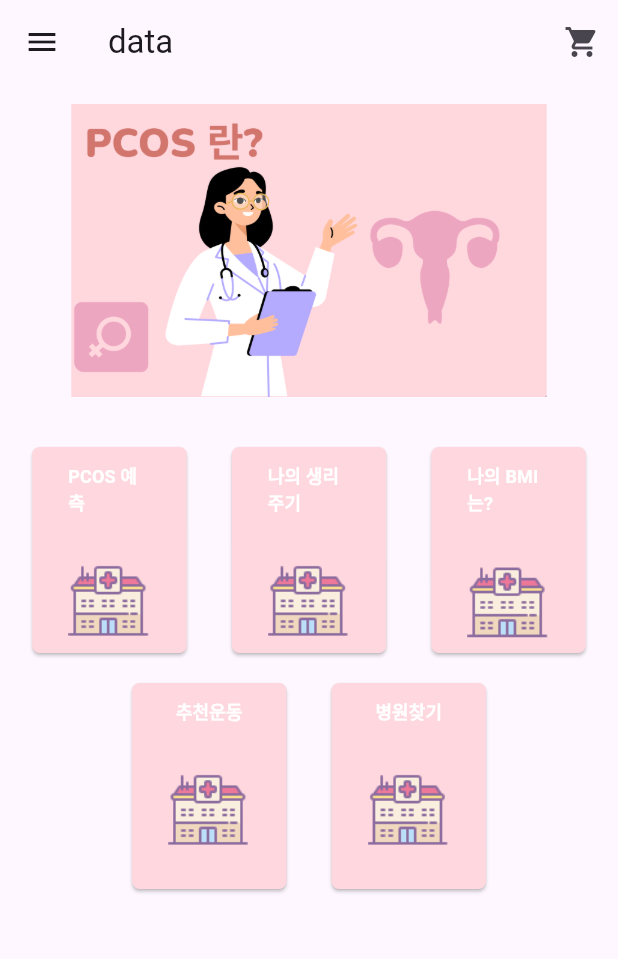
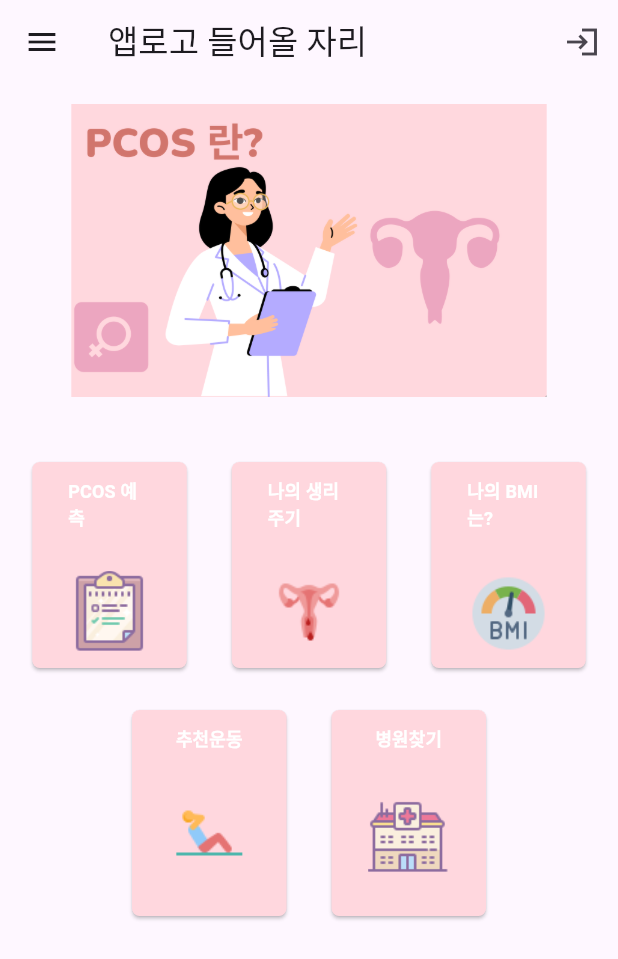
Before and after one commit to zlzlwn/Ovary-testName-, a Flutter app: the screen it shows after launch, on a phone screen of 412 x 824 dp. Shown: the top 959 px of the screen. Run offline on Flutter 3.47's test engine with Material 3 defaults, Android fonts, the light colour scheme and no system bars; our stand-ins replace get, get_storage; missing offline and left inert: speedometer_chart; Roboto replaces fonts that are missing (yd).

Commit message:
home화면 update2024-04-18 10:53
home화면 update2024-04-18 10:53

```diff
--- a/ovary_app/lib/view/home.dart
+++ b/ovary_app/lib/view/home.dart
@@ -13,13 +13,13 @@ class Home extends StatelessWidget {
   Widget build(BuildContext context) {
     return Scaffold(
       appBar: AppBar(
-        title: const Text('data'),
+        title: const Text('앱로고 들어올 자리'),
         actions: [
           IconButton(
             onPressed: () {
               Get.to(const LogIn());
             },
-            icon: const Icon(Icons.shopping_cart),
+            icon: const Icon(Icons.login_sharp),
           ),
 
         ],
--- a/ovary_app/lib/view/hospital_map.dart
+++ b/ovary_app/lib/view/hospital_map.dart
@@ -1,4 +1,5 @@
 import 'package:flutter/material.dart';
+import 'package:ovary_app/widget/appbar/hospital_map_appbar.dart';
 
 class HospitalMap extends StatelessWidget {
   const HospitalMap({super.key});
@@ -6,9 +7,7 @@ class HospitalMap extends StatelessWidget {
   @override
   Widget build(BuildContext context) {
     return Scaffold(
-      appBar: AppBar(
-        title: Text("지도 페이지"),
-      ),
+      appBar: HospitalMapAppbar(),
       body: Center(
         child: Text("지도 페이지"),
       ),
--- a/ovary_app/lib/widget/body/homewidget.dart
+++ b/ovary_app/lib/widget/body/homewidget.dart
@@ -32,7 +32,7 @@ class HomeWidget extends StatelessWidget {
           ),
 
           Padding(
-            padding: const EdgeInsets.all(20.0),
+            padding: const EdgeInsets.fromLTRB(0, 30, 0, 20),
             child: Row(
               mainAxisAlignment: MainAxisAlignment.center,
               children: [
@@ -63,7 +63,7 @@ class HomeWidget extends StatelessWidget {
                       Padding(
                         padding: const EdgeInsets.fromLTRB(0, 20, 0, 0),
                         child: Image.asset(
-                          "images/hospital.png",
+                          "images/survey.png",
                           width: 70,
                           height: 70,
                         ),
@@ -99,7 +99,7 @@ class HomeWidget extends StatelessWidget {
                         Padding(
                           padding: const EdgeInsets.fromLTRB(0, 20, 0, 0),
                           child: Image.asset(
-                            "images/hospital.png",
+                            "images/period.png",
                             width: 70,
                             height: 70,
                           ),
@@ -134,7 +134,7 @@ class HomeWidget extends StatelessWidget {
                       Padding(
                         padding: const EdgeInsets.fromLTRB(0, 20, 0, 0),
                         child: Image.asset(
-                          "images/hospital.png",
+                          "images/bmi.png",
                           width: 70,
                           height: 70,
                         ),
@@ -146,7 +146,9 @@ class HomeWidget extends StatelessWidget {
             ),
           ),
 
-          Row(
+          Padding(
+            padding: const EdgeInsets.all(8.0),
+            child: Row(
               mainAxisAlignment: MainAxisAlignment.center,
               children: [
                 ElevatedButton(
@@ -176,7 +178,7 @@ class HomeWidget extends StatelessWidget {
                         Padding(
                           padding: const EdgeInsets.fromLTRB(0, 20, 0, 0),
                           child: Image.asset(
-                          "images/hospital.png",
+                            "images/exercise.png",
                             width: 70,
                             height: 70,
                           ),
@@ -223,6 +225,7 @@ class HomeWidget extends StatelessWidget {
                   ),
               ],
             ),
+          ),
         ],
       ),
     );
```
Also changed, not shown: ovary_app/lib/widget/appbar/hospital_map_appbar.dart (added, +14 -0 lines), ovary_app/images/User2.png (added), ovary_app/images/exercise.png (added), ovary_app/images/period.png (added), ovary_app/images/survey.png (added). Lines whose indentation alone changed are shown as unchanged.
